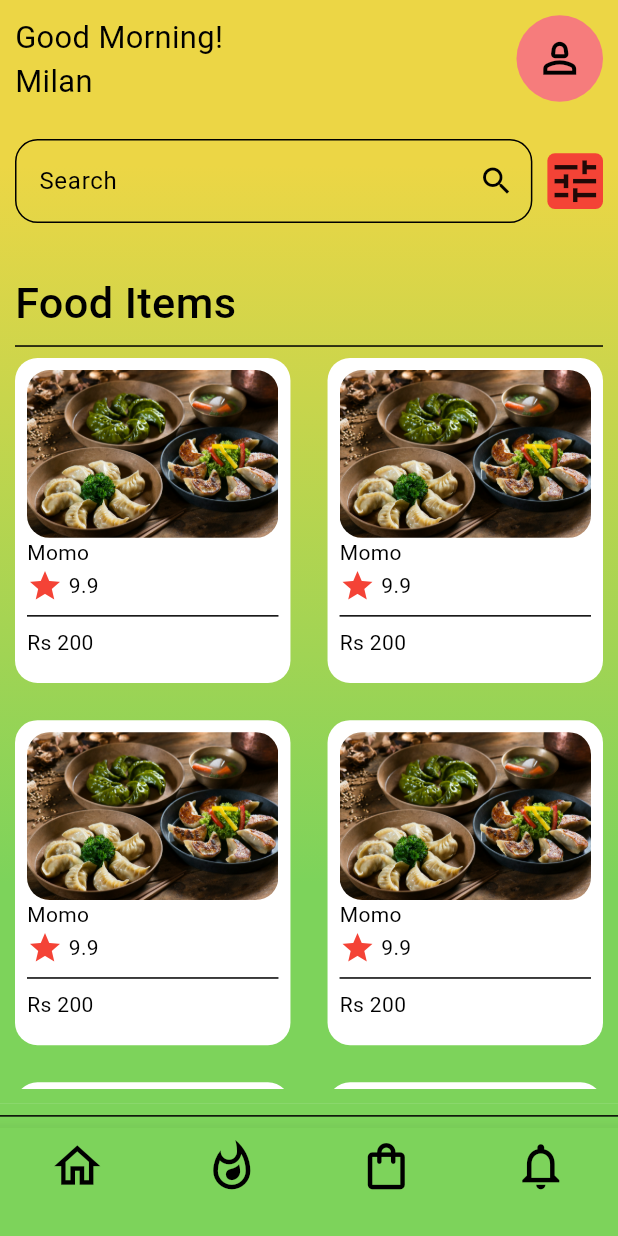
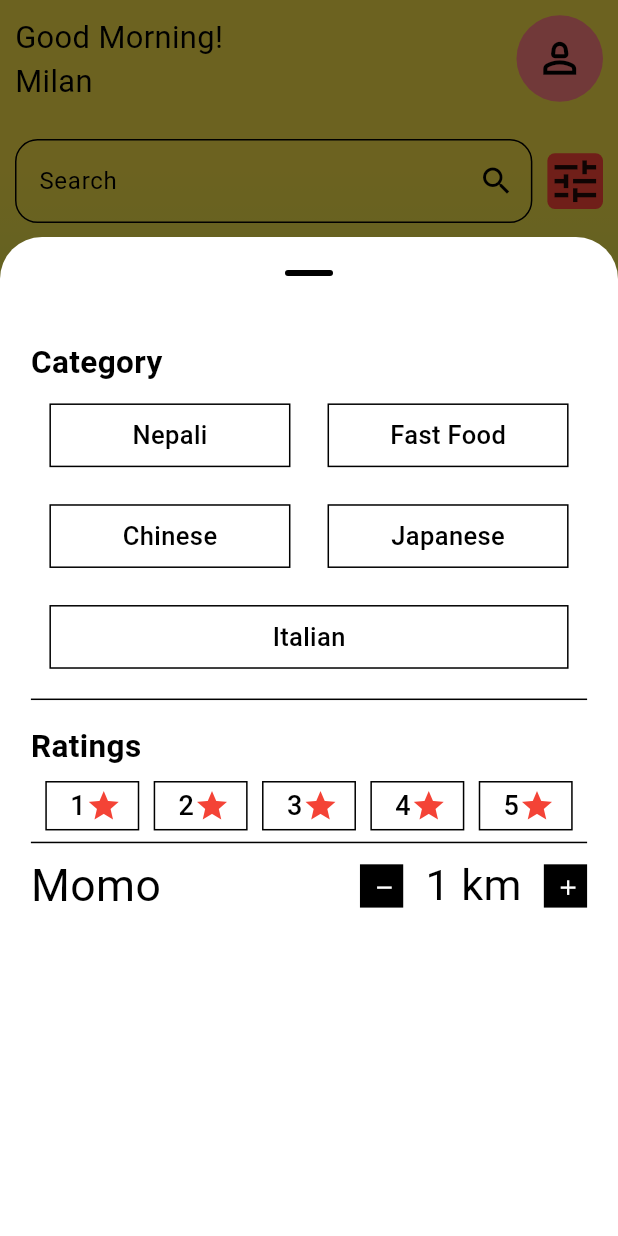
Before and after one commit to Milan-Tmg/Online-Food-Delivery, a Flutter app: the Homepage screen opened directly, after a tap on the "tune" icon, on a phone screen of 412 x 824 dp. Run offline on Flutter 3.47's test engine with Material 3 defaults, Android fonts, the phone set to English and light mode, and no system bars; our stand-ins replace flutter_riverpod.

Commit message:
doing everything I can

```diff
--- /dev/null
+++ b/lib/pages/home/menu/filter/category.dart
@@ -0,0 +1,36 @@
+import "package:flutter/material.dart";
+import "package:online_food_order/app_height_width.dart";
+
+Column Food_category(){
+  List<String> category = ["Nepali","Fast Food","Chinese", "Japanese","Italian"];
+  return Column(
+    crossAxisAlignment: CrossAxisAlignment.start,
+    mainAxisSize: MainAxisSize.min,
+    children: [
+      Text("Category", style: TextStyle(fontSize: 21, fontWeight: FontWeight.w600)),
+
+      for(int i = 0; i < category.length/2; i++)...{
+        Row(
+          children: [
+            contain_category(category[2*i]),
+            if((2*i) + 1 < category.length)
+              contain_category(category[(2*i)+1]),
+          ],
+        ),
+      }
+    ],
+  );
+}
+
+Widget contain_category(String name){
+  return Expanded(
+    child: Container(
+      margin: EdgeInsets.all(App_size.app_width * 0.03),
+      padding: EdgeInsets.all(App_size.app_width * 0.02),
+      child: Center(child: Text(name, style: TextStyle(fontWeight: FontWeight.w500, fontSize: 17))),
+      decoration: BoxDecoration(
+        border: Border.all(color: Colors.black, width: 1),
+      ),
+    ),
+  );
+}
--- /dev/null
+++ b/lib/pages/home/menu/filter/distance.dart
@@ -0,0 +1,62 @@
+import 'package:flutter/material.dart';
+
+import '../../../../app_height_width.dart';
+
+class Distance extends StatefulWidget {
+  const Distance({super.key});
+
+  @override
+  State<Distance> createState() => _DistanceState();
+}
+
+class _DistanceState extends State<Distance> {
+
+  int distance = 1;
+
+  void increase_distance(){
+    setState(() {
+      distance ++;
+    });
+  }
+
+  void decrease_distance(){
+    setState(() {
+      distance --;
+      if(distance < 1){
+        distance = 1;
+      }
+    });
+  }
+
+  @override
+  Widget build(BuildContext context) {
+    return Row(
+      mainAxisAlignment: MainAxisAlignment.spaceBetween,
+      children: [
+        Text("Momo",
+          style: TextStyle(fontWeight: FontWeight.w400, fontSize: App_size.app_height * 0.036),
+        ),
+
+        Row(
+          children: [
+            Change_distance(decrease_distance, Icons.remove),
+            Text("  $distance km  ", style: TextStyle(fontSize: App_size.app_height*0.035)),
+            Change_distance(increase_distance, Icons.add),
+          ],
+        ),
+      ],
+    );
+  }
+}
+
+Widget Change_distance(VoidCallback func, IconData icon){
+  return Container(
+    height: App_size.app_height*0.035,
+    width: App_size.app_height*0.035,
+    color: Colors.black,
+    child: IconButton(
+        icon: Icon(icon, color: Colors.white, size: App_size.app_height*0.02),
+        onPressed: (){func();}
+    ),
+  );
+}
--- /dev/null
+++ b/lib/pages/home/menu/filter/filter_main.dart
@@ -0,0 +1,49 @@
+import "package:flutter/foundation.dart";
+import "package:flutter/material.dart";
+import "package:online_food_order/app_height_width.dart";
+import "package:online_food_order/pages/home/menu/filter/category.dart";
+import "package:online_food_order/pages/home/menu/filter/distance.dart";
+import "package:online_food_order/pages/home/menu/filter/rating.dart";
+
+void FilterMain(context){
+  showModalBottomSheet(
+    context: context,
+    showDragHandle: true,
+    isScrollControlled: true,
+    builder: (BuildContext context){
+      return Container(
+        padding: EdgeInsets.all(App_size.app_width * 0.05),
+        height: App_size.app_height * 0.75 ,
+        width: App_size.app_width,
+        decoration: BoxDecoration(
+          borderRadius: BorderRadius.only(
+            topRight: Radius.circular(20),
+            topLeft: Radius.circular(20),
+          ),
+        ),
+        child: Column(
+          crossAxisAlignment: CrossAxisAlignment.start,
+          children: [
+            // different types of cusion display garxa
+            Food_category(),
+            Divider(),
+            SizedBox(height: App_size.app_height * 0.01),
+
+            // Rating
+            Text("Ratings", style: TextStyle(fontSize: 21, fontWeight: FontWeight.w600)),
+            SizedBox(height: App_size.app_height * 0.01),
+            Rating(),
+            Divider(),
+
+            // distance
+            Distance(),
+
+            //price
+
+            //apply button
+          ],
+        ),
+      );
+    }
+  );
+}
--- /dev/null
+++ b/lib/pages/home/menu/filter/rating.dart
@@ -0,0 +1,61 @@
+import "package:flutter/material.dart";
+import "package:online_food_order/app_height_width.dart";
+
+class Rating extends StatefulWidget {
+  const Rating({super.key});
+
+  @override
+  State<Rating> createState() => _RatingState();
+}
+
+class _RatingState extends State<Rating> {
+
+  List<bool> selected = [false,false,false,false,false];
+
+  bool on_selected(bool selected){
+    print("yohoho");
+    setState(() {
+      selected != selected;
+    });
+    return selected;
+  }
+
+  @override
+  Widget build(BuildContext context) {
+    return Row(
+      mainAxisAlignment: MainAxisAlignment.spaceEvenly,
+      children: [
+        for(int index = 0; index < 5; index ++)...{
+          GestureDetector(
+            child: rating_structure("${index + 1}",selected[index]),
+            onTap: (){
+              setState(() {
+                selected[index] = !selected[index];
+              });
+            }
+          ),
+        }
+      ],
+    );
+  }
+}
+
+Widget rating_structure(String rating_number, bool select_value){
+  return Container(
+    height: App_size.app_height * 0.04,
+    width: App_size.app_height * 0.076,
+    decoration: BoxDecoration(
+      border: Border.all(color: Colors.black, width: 1),
+      color: select_value? Colors.red: Colors.white,
+    ),
+    child: Center(
+      child: Row(
+        mainAxisSize: MainAxisSize.min,
+        children: [
+          Text(" $rating_number", style: TextStyle(fontSize: 18, fontWeight: FontWeight.w500)),
+          select_value ? Icon(Icons.star_border, color: Colors.white): Icon(Icons.star, color: Colors.red),
+        ],
+      ),
+    ),
+  );
+}
--- a/lib/pages/home/menu/food_items.dart
+++ b/lib/pages/home/menu/food_items.dart
@@ -35,6 +35,7 @@ class FoodItems extends StatelessWidget {
                   ClipRRect(
                     borderRadius: BorderRadius.circular(15),
                     child: Container(
+                      height: App_size.app_height*0.13,
                       child: Image.asset("images/place_holder.jpg"),
                     ),
                   ),
--- a/lib/pages/home/menu/search_filter.dart
+++ b/lib/pages/home/menu/search_filter.dart
@@ -1,5 +1,6 @@
 import 'package:flutter/material.dart';
 import 'package:online_food_order/app_height_width.dart';
+import 'package:online_food_order/pages/home/menu/filter/filter_main.dart';
 
 class SearchFilter extends StatelessWidget {
   const SearchFilter({super.key});
@@ -42,7 +43,7 @@ class SearchFilter extends StatelessWidget {
           child: InkWell(
             onTap: (){
               // range specify garna milxa
-              print("Yo wasup niga");
+              FilterMain(context);
             },
             child: Icon(Icons.tune, size: App_size.app_height*0.045),
           ),
```
